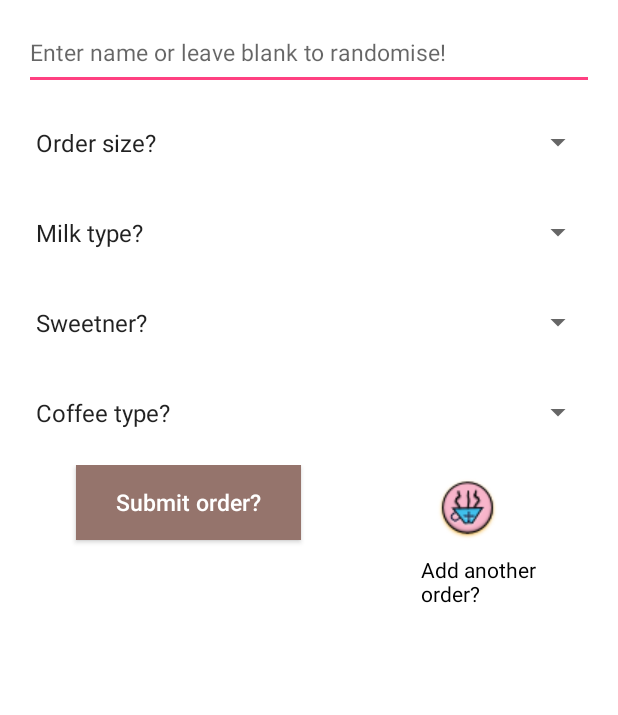
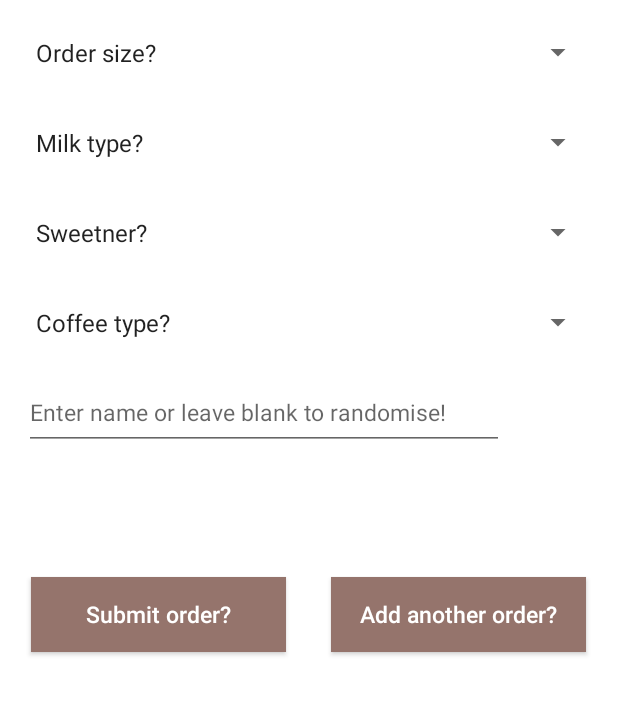
Before and after one commit to poppito/ShortBlack, an Android app: the screen it shows after launch (ShortBlack), on a phone screen of 412 x 824 dp, the part 114-829 px from its top. Run offline under Robolectric (Android 15) with nearby library versions, the phone set to English and light mode, and no system bars.

Commit message:
stable keyboard view and a close button to get rid of that damn keyboard.

```diff
--- a/app/src/main/java/com/noni/ShortBlack/ShortBlack.java
+++ b/app/src/main/java/com/noni/ShortBlack/ShortBlack.java
@@ -1,5 +1,6 @@
 package com.noni.ShortBlack;
 
+import android.content.Context;
 import android.content.Intent;
 import android.os.Build;
 import android.os.Bundle;
@@ -10,25 +11,32 @@ import android.text.TextWatcher;
 import android.util.Log;
 import android.view.View;
 import android.view.WindowManager;
+import android.view.inputmethod.InputMethodManager;
 import android.widget.AdapterView;
 import android.widget.ArrayAdapter;
 import android.widget.Button;
 import android.widget.EditText;
+import android.widget.ScrollView;
 import android.widget.Spinner;
 import android.widget.TextView;
 
 import java.util.HashMap;
 
+import static android.view.View.GONE;
 import static com.noni.ShortBlack.R.id.milkChoicesSpinner;
 
-public class ShortBlack extends AppCompatActivity implements View.OnClickListener, AdapterView.OnItemSelectedListener, TextWatcher {
+public class ShortBlack extends AppCompatActivity implements View.OnClickListener, AdapterView.OnItemSelectedListener, TextWatcher, View.OnFocusChangeListener{
 
-    private Button submitButton;
+    private Button submitButton, saveButton;
     private EditText nameText;
     private String TAG = ShortBlack.class.getSimpleName();
     private HashMap<String, String> valuesMap = new HashMap<>();
     private String name;
     private TextView statusText, titleText;
+    private ScrollView shortBlackMainScrollView;
+    private Button closeKeyboard;
+    private InputMethodManager imm;
+
 
     @Override
     protected void onCreate(Bundle savedInstanceState) {
@@ -47,12 +55,12 @@ public class ShortBlack extends AppCompatActivity implements View.OnClickListene
         }
 
         setContentView(R.layout.activity_short_black);
+        shortBlackMainScrollView = (ScrollView) findViewById(R.id.shortblack_scrollview_main);
         submitButton = (Button) findViewById(R.id.submitButton);
-        nameText = (EditText) findViewById(R.id.Name);
+        saveButton = (Button) findViewById(R.id.saveForLater);
+        nameText = (EditText) findViewById(R.id.name);
         titleText = (TextView) findViewById(R.id.title_message);
         statusText = (TextView) findViewById(R.id.status_message);
-
-
 
         Spinner mAdditiveChoicesSpinner = (Spinner) findViewById(R.id.additiveChoicesSpinner);
         Spinner mOrderSizesSpinner = (Spinner) findViewById(R.id.orderSizesSpinner);
@@ -82,12 +90,20 @@ public class ShortBlack extends AppCompatActivity implements View.OnClickListene
         mCoffeeTypeSpinner.setOnItemSelectedListener(this);
         mMilkChoicesSpinner.setOnItemSelectedListener(this);
         mOrderSizesSpinner.setOnItemSelectedListener(this);
+        imm = (InputMethodManager) getSystemService(Context.INPUT_METHOD_SERVICE);
 
         //Initialise submit button
         submitButton.setOnClickListener(this);
+        saveButton.setOnClickListener(this);
+        shortBlackMainScrollView.setOnClickListener(this);
         // submitButton.setBackgroundColor(ContextCompat.getColor(getApplicationContext(), R.color.button_inactive));
         submitButton.setBackgroundColor(getResources().getColor(R.color.button_inactive));
         nameText.addTextChangedListener(this);
+        nameText.setOnClickListener(this);
+        nameText.setOnFocusChangeListener(this);
+        closeKeyboard = (Button) findViewById(R.id.closeKeyboard);
+        closeKeyboard.setVisibility(GONE);
+        closeKeyboard.setOnClickListener(this);
         GenerateName g = new GenerateName();
         name = g.GenerateName();
     }
@@ -148,7 +164,7 @@ public class ShortBlack extends AppCompatActivity implements View.OnClickListene
                 break;
             }
         }
-        enableButton();
+        enableButtons();
     }
 
     public boolean allValuesValidated() {
@@ -182,20 +198,21 @@ public class ShortBlack extends AppCompatActivity implements View.OnClickListene
         }
     }
 
-    public void enableButton() {
+    public void enableButtons() {
         if (allValuesValidated()) {
 
             //submitButton.setBackgroundColor(ContextCompat.getColor(getApplicationContext(), R.color.button_active));
             submitButton.setBackgroundColor(getResources().getColor(R.color.button_active));
+            saveButton.setBackgroundColor(getResources().getColor(R.color.button_active));
         } else {
             //submitButton.setBackgroundColor(ContextCompat.getColor(getApplicationContext(), R.color.button_inactive));
             submitButton.setBackgroundColor(getResources().getColor(R.color.button_inactive));
+
         }
     }
 
     @Override
     public void onClick(View v) {
-
         switch (v.getId()) {
             case R.id.submitButton: {
                 if (allValuesValidated()) {
@@ -222,8 +239,26 @@ public class ShortBlack extends AppCompatActivity implements View.OnClickListene
                     statusText.setTextColor(getResources().getColor(R.color.warning_text_colour));
                     Log.v(TAG, "no order size selected");
                 }
+                break;
             }
-            break;
+            case R.id.closeKeyboard: {
+                imm.hideSoftInputFromWindow(v.getWindowToken(), 0);
+                closeKeyboard.setVisibility(GONE);
+                break;
+            }
+            case R.id.name:  {
+                imm.showSoftInput(nameText, InputMethodManager.SHOW_IMPLICIT);
+                closeKeyboard.setVisibility(View.VISIBLE);
+                break;
+            }
+        }
+    }
+
+    @Override
+    public void onFocusChange(View v, boolean hasFocus) {
+        if (nameText.hasFocus()) {
+            imm.showSoftInput(nameText, InputMethodManager.SHOW_IMPLICIT);
+            closeKeyboard.setVisibility(View.VISIBLE);
         }
     }
 }
--- a/app/src/main/res/layout/activity_order_details.xml
+++ b/app/src/main/res/layout/activity_order_details.xml
@@ -35,7 +35,7 @@
             android:textColor="@color/app_background"
             android:id="@+id/editButton"
             android:textAllCaps="false"
-            android:layout_width="@dimen/orderSubmitButtonWidth"
+            android:layout_width="@dimen/shortBlackButtonWidth"
             android:layout_height="@dimen/orderSubmitButtonHeight"
             android:text="Edit Order"/>
     </LinearLayout>
--- a/app/src/main/res/layout/activity_short_black.xml
+++ b/app/src/main/res/layout/activity_short_black.xml
@@ -2,10 +2,12 @@
 <ScrollView xmlns:android="http://schemas.android.com/apk/res/android"
             xmlns:app="http://schemas.android.com/apk/res-auto"
             xmlns:tools="http://schemas.android.com/tools"
+            android:id="@+id/shortblack_scrollview_main"
             android:layout_width="match_parent"
             android:layout_height="match_parent"
             android:layout_gravity="center_horizontal"
             android:background="@color/app_background"
+            android:focusableInTouchMode="true"
             android:paddingBottom="@dimen/activity_vertical_margin"
             android:paddingLeft="@dimen/activity_horizontal_margin"
             android:paddingRight="@dimen/activity_horizontal_margin"
@@ -13,6 +15,7 @@
             tools:context="com.noni.ShortBlack.ShortBlack">
 
     <LinearLayout
+        android:focusableInTouchMode="true"
         android:layout_width="match_parent"
         android:layout_height="wrap_content"
         android:layout_gravity="center_horizontal"
@@ -38,30 +41,10 @@
             android:layout_height="@dimen/linear_layout_spacers">
         </LinearLayout>
 
-        <EditText
-            android:id="@+id/Name"
-            android:layout_width="match_parent"
-            android:layout_height="@dimen/textHeight"
-            android:digits="abcdefghijklmnopqrstuvwxyzABCDEFGHIJKLMNOPQRSTUVWXYZ"
-            android:focusable="true"
-            android:hint="@string/nameString"
-            android:lines="1"
-            android:maxLength="15"
-            android:textColor="@color/textColor"
-            android:textIsSelectable="true"
-            android:textSize="15sp">
-        </EditText>
-
-        <LinearLayout
-            android:layout_width="match_parent"
-            android:layout_height="@dimen/linear_layout_spacers">
-        </LinearLayout>
-
         <Spinner
             android:id="@+id/orderSizesSpinner"
             android:layout_width="match_parent"
             android:layout_height="@dimen/textHeight"
-            android:focusableInTouchMode="true"
             android:gravity="center_horizontal">
         </Spinner>
 
@@ -74,7 +57,6 @@
             android:id="@+id/milkChoicesSpinner"
             android:layout_width="match_parent"
             android:layout_height="@dimen/textHeight"
-            android:focusableInTouchMode="true"
             android:gravity="center_horizontal">
         </Spinner>
 
@@ -87,7 +69,6 @@
             android:id="@+id/additiveChoicesSpinner"
             android:layout_width="match_parent"
             android:layout_height="@dimen/textHeight"
-            android:focusableInTouchMode="true"
             android:gravity="center_horizontal">
         </Spinner>
 
@@ -100,65 +81,69 @@
             android:id="@+id/coffeeTypeSpinner"
             android:layout_width="match_parent"
             android:layout_height="@dimen/textHeight"
-            android:focusableInTouchMode="true"
             android:gravity="center_horizontal">
         </Spinner>
 
         <LinearLayout
             android:layout_width="match_parent"
             android:layout_height="110dp"
+            android:layout_gravity="center"
             android:orientation="horizontal"
-            android:gravity="center_horizontal"
+            android:paddingTop="@dimen/linear_layout_spacers">
+
+            <Button
+                android:id="@+id/closeKeyboard"
+                android:layout_width="10dp"
+                android:layout_height="wrap_content"
+                android:background="@android:color/white"
+                android:text="X"
+                android:textColor="@android:color/black"
+                android:visibility="gone"
+                android:textSize="12sp"/>
+
+            <EditText
+                android:id="@+id/name"
+                android:layout_width="320dp"
+                android:layout_height="@dimen/textHeight"
+                android:digits="abcdefghijklmnopqrstuvwxyzABCDEFGHIJKLMNOPQRSTUVWXYZ"
+                android:hint="@string/nameString"
+                android:lines="1"
+                android:maxLength="15"
+                android:textColor="@color/textColor"
+                android:textIsSelectable="true"
+                android:textSize="15sp">
+            </EditText>
+        </LinearLayout>
+
+        <LinearLayout
+            android:layout_width="match_parent"
+            android:layout_height="110dp"
+            android:gravity="center"
+            android:orientation="horizontal"
             android:paddingTop="@dimen/linear_layout_spacers">
 
             <Button
                 android:id="@+id/submitButton"
-                android:layout_width="@dimen/orderSubmitButtonWidth"
+                style="@style/shortblack_buttons"
+                android:layout_width="@dimen/shortBlackButtonWidth"
                 android:layout_height="@dimen/orderSubmitButtonHeight"
-                android:layout_gravity="left"
-                android:layout_marginRight="40dp"
-                android:textSize="@dimen/mediumTextSize"
-                android:textAllCaps="false"
-                android:background="@color/textColor"
-                android:text="@string/orderSubmitButton"
-                android:textColor="@color/app_background">
-            </Button>
+                android:layout_marginRight="30dp"
+                android:text="@string/orderSubmitButton"/>
 
-            <LinearLayout
-                android:layout_gravity="right"
-                android:gravity="center_horizontal"
-                android:layout_width="wrap_content"
-                android:layout_height="wrap_content"
-                android:orientation="vertical"
-                android:layout_marginLeft="40dp"
-                >
+            <Button
+                android:id="@+id/saveForLater"
+                style="@style/shortblack_buttons"
+                android:layout_width="@dimen/shortBlackButtonWidth"
+                android:layout_height="@dimen/orderSubmitButtonHeight"
+                android:text="@string/shortblack_add_another_order_string"/>
+        </LinearLayout>
 
-                <ImageButton
-                    android:id="@+id/fab"
-                    android:layout_width="@dimen/shortblack_add_another_width"
-                    android:layout_height="@dimen/shortblack_add_another_height"
-                    android:layout_gravity="start"
-                    android:layout_margin="0dp"
-                    android:padding="0dp"
-                    android:background="@drawable/ic_shortblack_floating_action_button"
-                    android:scaleType="fitXY"
-                    android:src="@drawable/ic_shortblack_small"
-                    />
-                <TextView
-                    android:textColor="@color/textColor"
-                    android:layout_gravity="end"
-                    android:layout_width="80dp"
-                    android:layout_height="wrap_content"
-                    android:maxLines="2"
-                    android:text="@string/shortblack_add_another_order_string"/>
-            </LinearLayout>
-        </LinearLayout>
         <TextView
             android:id="@+id/status_message"
-            android:gravity="center_horizontal"
-            android:layout_margin="20dp"
             android:layout_width="match_parent"
             android:layout_height="@dimen/textHeight"
+            android:layout_margin="20dp"
+            android:gravity="center_horizontal"
             android:text=""
             android:textColor="@color/textColor"
             android:textSize="@dimen/largeTextSize">
--- a/app/src/main/res/values/colors.xml
+++ b/app/src/main/res/values/colors.xml
@@ -4,6 +4,7 @@
     <color name="colorPrimaryDark">#303F9F</color>
     <color name="colorAccent">#FF4081</color>
     <color name="textColor">#000000</color>
+    <color name="buttonTextColor">#ffffff</color>
     <color name="borders">#000000</color>
     <color name="app_background">#ffffff</color>
     <color name="button_active">#000000</color>
--- a/app/src/main/res/values/dimens.xml
+++ b/app/src/main/res/values/dimens.xml
@@ -5,7 +5,7 @@
     <dimen name="textHeight">50dp</dimen>
     <dimen name="largeTextSize">20dp</dimen>
     <dimen name="mediumTextSize">15dp</dimen>
-    <dimen name="orderSubmitButtonWidth">150dp</dimen>
+    <dimen name="shortBlackButtonWidth">170dp</dimen>
     <dimen name="orderSubmitButtonHeight">50dp</dimen>
     <dimen name="shortblack_add_another_height">60dp</dimen>
     <dimen name="shortblack_add_another_width">60dp</dimen>
--- a/app/src/main/res/values/strings.xml
+++ b/app/src/main/res/values/strings.xml
@@ -8,6 +8,7 @@
     <string name="orderString">What\'s your order?</string>
     <string name="Gender">(Optional) What\'s your Gender?</string>
     <string name="orderSubmitButton">Submit order?</string>
+    <string name="saveForLaterButton">Save order for next time?</string>
     <string name="orString">Select order below</string>
     <string name="titleString">Welcome to ShortBlack! Please select order below.</string>
     <string name="shortblack_add_another_order_string">Add another order?</string>
@@ -39,7 +40,7 @@
 
     <string-array name="additiveArray">
         <item>Sweetner?</item>
-        <item>none</item>
+        <item>no sugar</item>
         <item>one sugar</item>
         <item>two sugars</item>
         <item>three sugars</item>
--- a/app/src/main/res/values/styles.xml
+++ b/app/src/main/res/values/styles.xml
@@ -22,4 +22,12 @@
 
     <style name="AppTheme.PopupOverlay" parent="ThemeOverlay.AppCompat.Light"/>
 
+    <!--shortblack styles -->
+    <style name="shortblack_buttons">
+        <item name="android:background">@color/button_inactive</item>
+        <item name="android:textColor">@color/buttonTextColor</item>
+        <item name="android:textAllCaps">false</item>
+        <item name="android:textSize">@dimen/mediumTextSize</item>
+    </style>
+
 </resources>
```
